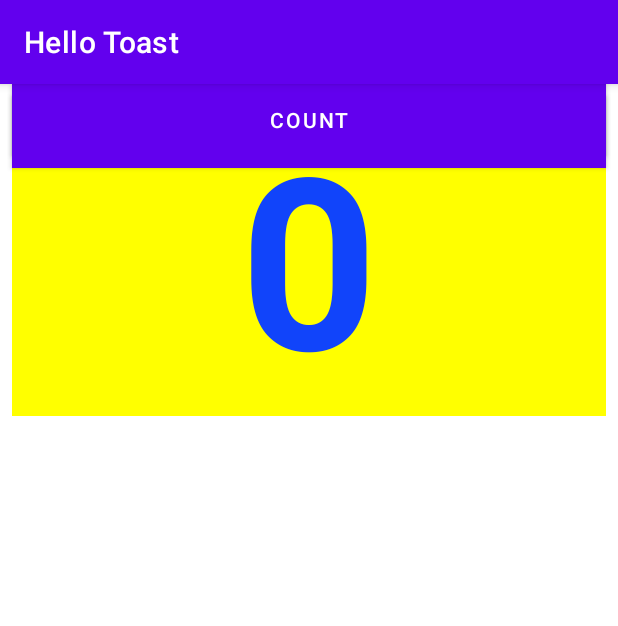
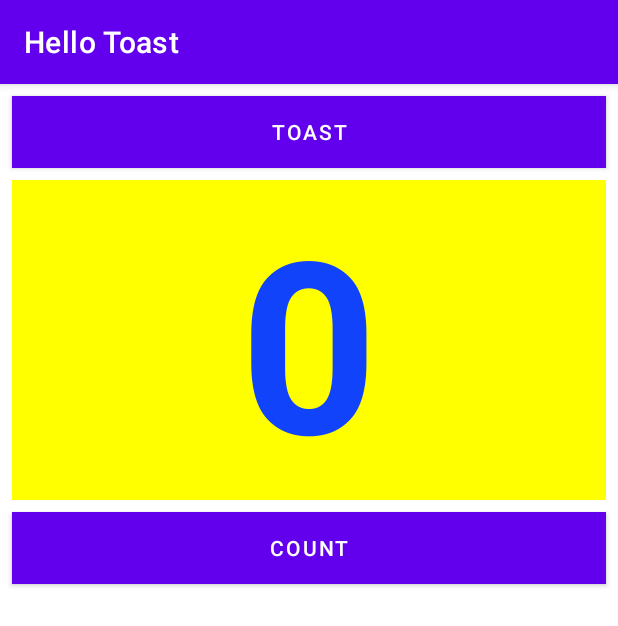
Before and after one commit to MAD-Weekly-Assignment/Lab-2-HelloToast2, an Android app: the screen it shows after launch (MainActivity), on a phone screen of 412 x 824 dp. Shown: the top 626 px of the screen. Run offline under Robolectric (Android 15) with nearby library versions, the phone set to English and light mode, and no system bars.

Commit message:
Rearranging views in Relative Layout

```diff
--- a/HelloToastChallenge2/app/src/main/res/layout/activity_main.xml
+++ b/HelloToastChallenge2/app/src/main/res/layout/activity_main.xml
@@ -30,12 +30,14 @@
         android:layout_marginTop="8dp"
         android:background="#FFFF00"
         android:gravity="center"
-        android:layout_weight="1"
         android:text="@string/count_initial_value"
         android:textAlignment="center"
         android:textColor="@color/colorPrimary"
         android:textSize="160sp"
-        android:textStyle="bold" />
+        android:textStyle="bold"
+        android:layout_below="@+id/button_toast"
+        android:layout_alignParentLeft="true"
+        android:layout_alignParentStart="true"/>
 
     <Button
         android:id="@+id/button_count"
@@ -47,5 +49,7 @@
         android:background="@color/colorPrimary"
         android:onClick="countUp"
         android:text="@string/button_label_count"
+        android:layout_below="@+id/show_count"
+        android:layout_centerHorizontal="true"
         android:textColor="@android:color/white" />
 </RelativeLayout>
```
